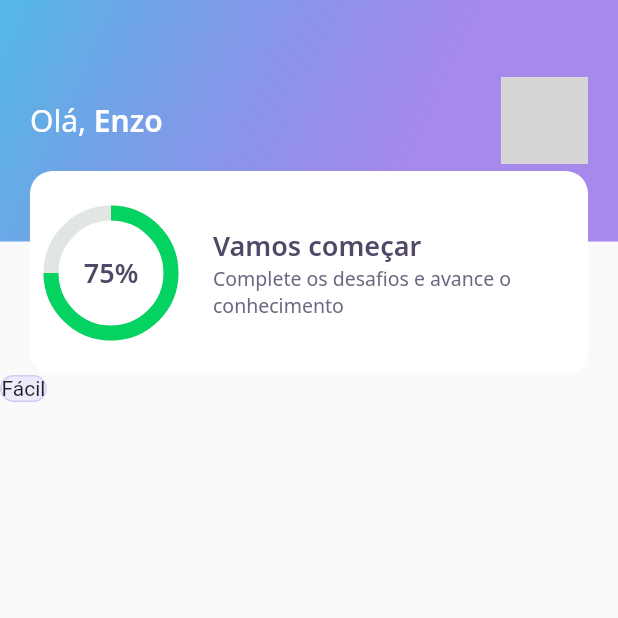
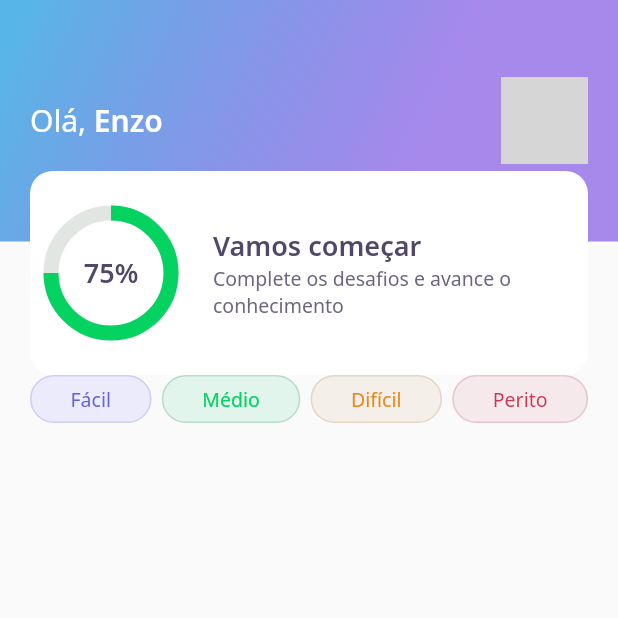
Before and after one commit to enzodanjour/dquiz, a Flutter app: the screen it shows after launch, on a phone screen of 412 x 824 dp, the top half of it. Run offline on Flutter 3.47's test engine with Material 2 defaults, Android fonts, the phone set to English and light mode, and no system bars; our stand-ins replace google_fonts; network calls fail; grey boxes are pictures that could not be loaded.

Commit message:
Add level button

```diff
--- a/lib/home/home_page.dart
+++ b/lib/home/home_page.dart
@@ -13,7 +13,18 @@
   Widget build(BuildContext context) {
     return Scaffold(
       appBar: AppBarWidget(),
-      body: LevelButtonWidget(),
+      body: Padding(
+        padding: const EdgeInsets.symmetric(horizontal: 20),
+        child: Row(
+          mainAxisAlignment: MainAxisAlignment.spaceBetween,
+          children: [
+            LevelButtonWidget(label: 'Fácil'),
+            LevelButtonWidget(label: 'Médio'),
+            LevelButtonWidget(label: 'Difícil'),
+            LevelButtonWidget(label: 'Perito')
+          ],
+        ),
+      ),
     );
   }
 }
--- a/lib/home/widgets/level_button/level_button_widget.dart
+++ b/lib/home/widgets/level_button/level_button_widget.dart
@@ -1,19 +1,63 @@
 import 'package:dquiz/core/app_colors.dart';
 import 'package:flutter/material.dart';
+import 'package:google_fonts/google_fonts.dart';
 
 class LevelButtonWidget extends StatelessWidget {
-  const LevelButtonWidget({Key? key}) : super(key: key);
+  String label;
+  LevelButtonWidget({Key? key, required this.label})
+      : assert(["Fácil", "Médio", "Difícil", "Perito"].contains(label)),
+        super(key: key);
+
+  final config = {
+    "Fácil": {
+      "color": AppColors.levelButtonFacil,
+      "borderColor": AppColors.levelButtonBorderFacil,
+      "fontColor": AppColors.levelButtonTextFacil
+    },
+    "Médio": {
+      "color": AppColors.levelButtonMedio,
+      "borderColor": AppColors.levelButtonBorderMedio,
+      "fontColor": AppColors.levelButtonTextMedio
+    },
+    "Difícil": {
+      "color": AppColors.levelButtonDificil,
+      "borderColor": AppColors.levelButtonBorderDificil,
+      "fontColor": AppColors.levelButtonTextDificil
+    },
+    "Perito": {
+      "color": AppColors.levelButtonPerito,
+      "borderColor": AppColors.levelButtonBorderPerito,
+      "fontColor": AppColors.levelButtonTextPerito
+    }
+  };
+
+  Color get color => config[label]!['color']!;
+  Color get borderColor => config[label]!['borderColor']!;
+  Color get fontColor => config[label]!['fontColor']!;
 
   @override
   Widget build(BuildContext context) {
     return Container(
       decoration: BoxDecoration(
         borderRadius: BorderRadius.circular(28),
-        color: AppColors.levelButtonFacil,
-        border: Border.fromBorderSide(BorderSide(color: AppColors.levelButtonBorderFacil))
+        color: color,
+        border: Border.fromBorderSide(
+          BorderSide(
+            color: borderColor
+          )
+        )
       ),
-      child: Text(
-        "Fácil",
+      child: Padding(
+        padding: const EdgeInsets.symmetric(
+          horizontal: 26, vertical: 6
+        ),
+        child: Text(
+          label,
+          style: GoogleFonts.notoSans(
+            color: fontColor,
+            fontSize: 13
+          )
+        ),
       ),
     );
   }
```
